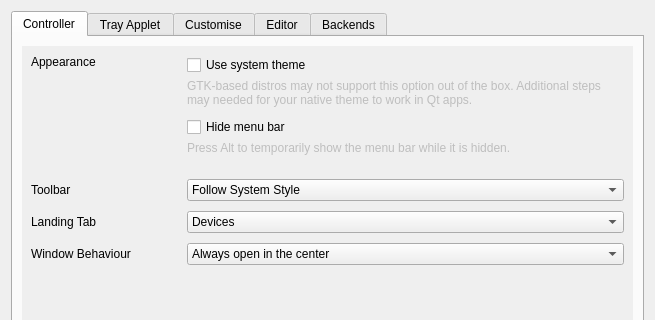
The window that data/qt/preferences.ui (polychromatic/polychromatic) describes before a commit, drawn with Qt 5; both pictures show x 0 to 655 and y 0 to 320 of the 655 by 471 pixel window.
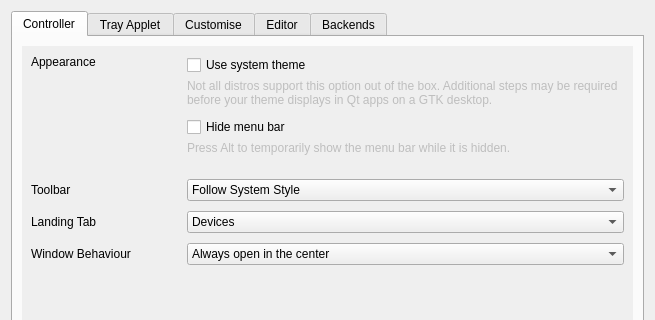
The same window after the commit. Icons and pictures are not drawn.

Commit message: preferences: Hide native theme hint for Qt environments

What changed in the file:
```diff
--- a/data/qt/preferences.ui
+++ b/data/qt/preferences.ui
@@ -113,7 +113,7 @@
                  </sizepolicy>
                 </property>
                 <property name="text">
-                 <string extracomment="Text appears underneath a checkbox in the preferences dialog">GTK-based distros may not support this option out of the box. Additional steps may needed for your native theme to work in Qt apps.</string>
+                 <string extracomment="Text appears underneath a checkbox in the preferences dialog">Not all distros support this option out of the box. Additional steps may be required before your theme displays in Qt apps on a GTK desktop.</string>
                 </property>
                 <property name="alignment">
                  <set>Qt::AlignLeading|Qt::AlignLeft|Qt::AlignTop</set>
```
The commit also changes 1 other file.
